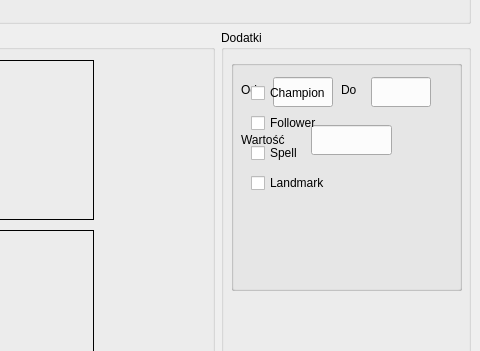
Old version of the form mainwindow.ui in the repository marcinwozniak0/BakcylProgramowania_2020; both pictures show x 725 to 1205 and y 139 to 490 of the 1205 by 800 pixel window.
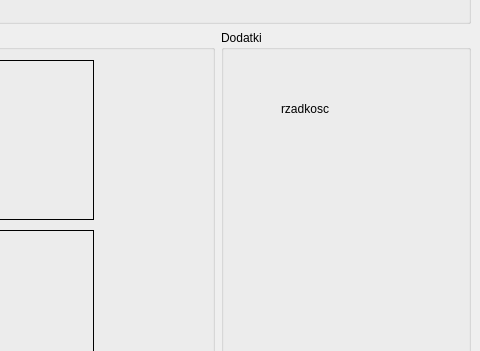
New version of the form. The open tabs and pages were chosen to show the change.

Commit message: Creating a groupbox which after pressing the buttons health,cost .. displays search options

```diff
--- a/mainwindow.ui
+++ b/mainwindow.ui
@@ -178,169 +178,108 @@
       <property name="title">
        <string>Dodatki</string>
       </property>
-      <widget class="QGroupBox" name="ZKA_Opcje">
-       <property name="enabled">
-        <bool>true</bool>
-       </property>
+      <widget class="QStackedWidget" name="stackedWidget">
        <property name="geometry">
         <rect>
          <x>10</x>
          <y>30</y>
-         <width>231</width>
-         <height>231</height>
+         <width>191</width>
+         <height>131</height>
         </rect>
        </property>
-       <property name="title">
-        <string/>
+       <property name="currentIndex">
+        <number>6</number>
        </property>
-       <property name="flat">
-        <bool>false</bool>
-       </property>
-       <property name="checkable">
-        <bool>false</bool>
-       </property>
-       <widget class="QLineEdit" name="line_od">
-        <property name="geometry">
-         <rect>
-          <x>42</x>
-          <y>17</y>
-          <width>60</width>
-          <height>30</height>
-         </rect>
-        </property>
-       </widget>
-       <widget class="QLabel" name="label_od">
-        <property name="geometry">
-         <rect>
-          <x>10</x>
-          <y>20</y>
-          <width>31</width>
-          <height>20</height>
-         </rect>
-        </property>
-        <property name="text">
-         <string>Od</string>
-        </property>
-       </widget>
-       <widget class="QLabel" name="label_do">
-        <property name="geometry">
-         <rect>
-          <x>110</x>
-          <y>20</y>
-          <width>31</width>
-          <height>20</height>
-         </rect>
-        </property>
-        <property name="text">
-         <string>Do</string>
-        </property>
-       </widget>
-       <widget class="QLineEdit" name="line_do">
-        <property name="geometry">
-         <rect>
-          <x>140</x>
-          <y>17</y>
-          <width>60</width>
-          <height>30</height>
-         </rect>
-        </property>
-       </widget>
-       <widget class="QLabel" name="label_wartosc">
-        <property name="geometry">
-         <rect>
-          <x>10</x>
-          <y>70</y>
-          <width>71</width>
-          <height>20</height>
-         </rect>
-        </property>
-        <property name="text">
-         <string>Wartość</string>
-        </property>
-       </widget>
-       <widget class="QLineEdit" name="line_wartosc">
+       <widget class="QWidget" name="page"/>
+       <widget class="QWidget" name="zdrowie">
+        <widget class="QLabel" name="label">
         <property name="geometry">
          <rect>
           <x>80</x>
-          <y>65</y>
-          <width>81</width>
-          <height>30</height>
-         </rect>
-        </property>
-       </widget>
-      </widget>
-      <widget class="QGroupBox" name="Typ_Opcje">
-       <property name="enabled">
-        <bool>true</bool>
-       </property>
+           <y>60</y>
+           <width>67</width>
+           <height>17</height>
+          </rect>
+         </property>
+         <property name="text">
+          <string>zdrowie</string>
+         </property>
+        </widget>
+       </widget>
+       <widget class="QWidget" name="Koszt">
+        <widget class="QLabel" name="label_6">
        <property name="geometry">
         <rect>
-         <x>10</x>
-         <y>30</y>
-         <width>231</width>
-         <height>231</height>
-        </rect>
-       </property>
-       <property name="title">
-        <string/>
-       </property>
-       <property name="flat">
-        <bool>false</bool>
-       </property>
-       <property name="checkable">
-        <bool>false</bool>
-       </property>
-       <widget class="QCheckBox" name="checkBox">
-        <property name="geometry">
-         <rect>
-          <x>20</x>
-          <y>20</y>
-          <width>91</width>
-          <height>26</height>
-         </rect>
-        </property>
+           <x>50</x>
+           <y>90</y>
+           <width>67</width>
+           <height>17</height>
+          </rect>
+         </property>
         <property name="text">
-         <string>Champion</string>
-        </property>
-       </widget>
-       <widget class="QCheckBox" name="checkBox_2">
+          <string>koszt</string>
+         </property>
+        </widget>
+       </widget>
+       <widget class="QWidget" name="Atak">
+        <widget class="QLabel" name="label_2">
         <property name="geometry">
          <rect>
-          <x>20</x>
+           <x>40</x>
           <y>50</y>
-          <width>91</width>
-          <height>26</height>
+           <width>67</width>
+           <height>17</height>
          </rect>
         </property>
         <property name="text">
-         <string>Follower</string>
-        </property>
-       </widget>
-       <widget class="QCheckBox" name="checkBox_3">
+          <string>atak</string>
+         </property>
+        </widget>
+       </widget>
+       <widget class="QWidget" name="Typ">
+        <widget class="QLabel" name="label_3">
         <property name="geometry">
          <rect>
-          <x>20</x>
+           <x>40</x>
+           <y>40</y>
+           <width>67</width>
+           <height>17</height>
+          </rect>
+         </property>
+         <property name="text">
+          <string>typ</string>
+         </property>
+        </widget>
+       </widget>
+       <widget class="QWidget" name="Rzadkosc">
+        <widget class="QLabel" name="label_4">
+         <property name="geometry">
+          <rect>
+           <x>50</x>
+           <y>40</y>
+           <width>67</width>
+           <height>17</height>
+          </rect>
+         </property>
+         <property name="text">
+          <string>rzadkosc</string>
+         </property>
+        </widget>
+       </widget>
+       <widget class="QWidget" name="Region">
+        <widget class="QLabel" name="label_5">
+         <property name="geometry">
+          <rect>
+           <x>80</x>
           <y>80</y>
-          <width>91</width>
-          <height>26</height>
+           <width>67</width>
+           <height>17</height>
          </rect>
         </property>
         <property name="text">
-         <string>Spell</string>
-        </property>
-       </widget>
-       <widget class="QCheckBox" name="checkBox_4">
-        <property name="geometry">
-         <rect>
-          <x>20</x>
-          <y>110</y>
-          <width>91</width>
-          <height>26</height>
-         </rect>
-        </property>
-        <property name="text">
-         <string>Landmark</string>
-        </property>
+          <string>region</string>
+         </property>
+        </widget>
        </widget>
       </widget>
      </widget>
```
Left out of the diff: 2 changed lines with no effect on the pictures. Lines whose indentation alone changed are shown as unchanged. The commit also changes 3 other files.
